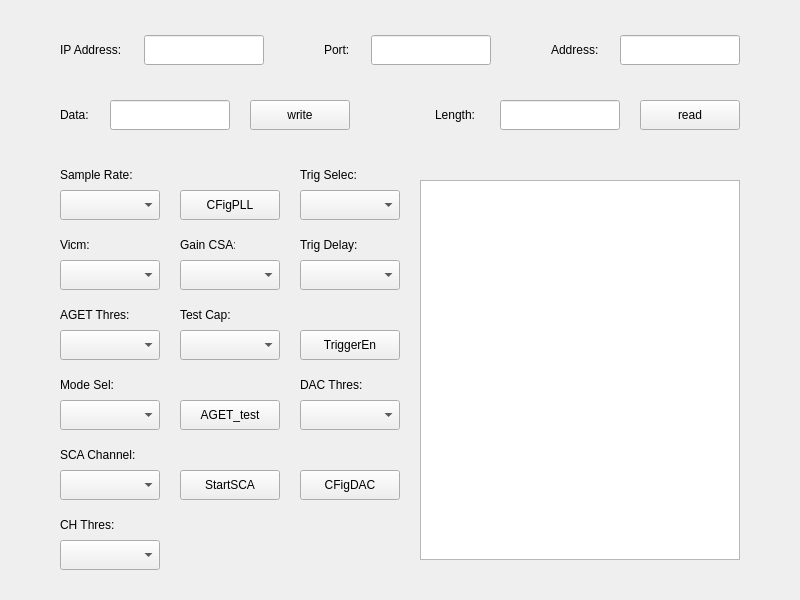
lizitian/pandaxiii, file rbcp.ui: the form before one commit.
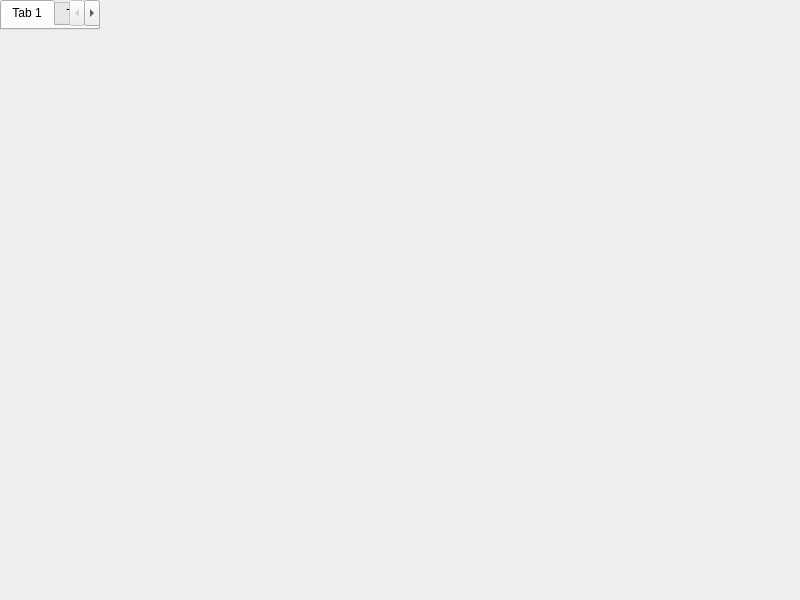
The form after the commit.

The edit to the form file:
```diff
--- a/rbcp.ui
+++ b/rbcp.ui
@@ -13,12 +13,16 @@
   <property name="windowTitle">
    <string>rbcp</string>
   </property>
-  <widget class="QWidget" name="MainWidget">
+  <widget class="QTabWidget" name="MainWidget">
+   <widget class="QWidget" name="Tab1">
+    <attribute name="title">
+     <string>Tab 1</string>
+    </attribute>
    <widget class="QLabel" name="ipaddrlabel">
     <property name="geometry">
      <rect>
       <x>60</x>
-      <y>40</y>
+       <y>20</y>
       <width>65</width>
       <height>20</height>
      </rect>
@@ -31,7 +35,7 @@
     <property name="geometry">
      <rect>
       <x>144</x>
-      <y>35</y>
+       <y>15</y>
       <width>120</width>
       <height>30</height>
      </rect>
@@ -41,7 +45,7 @@
     <property name="geometry">
      <rect>
       <x>324</x>
-      <y>40</y>
+       <y>20</y>
       <width>28</width>
       <height>20</height>
      </rect>
@@ -54,7 +58,7 @@
     <property name="geometry">
      <rect>
       <x>371</x>
-      <y>35</y>
+       <y>15</y>
       <width>120</width>
       <height>30</height>
      </rect>
@@ -64,7 +68,7 @@
     <property name="geometry">
      <rect>
       <x>551</x>
-      <y>40</y>
+       <y>20</y>
       <width>50</width>
       <height>20</height>
      </rect>
@@ -77,7 +81,7 @@
     <property name="geometry">
      <rect>
       <x>620</x>
-      <y>35</y>
+       <y>15</y>
       <width>120</width>
       <height>30</height>
      </rect>
@@ -87,7 +91,7 @@
     <property name="geometry">
      <rect>
       <x>60</x>
-      <y>105</y>
+       <y>85</y>
       <width>30</width>
       <height>20</height>
      </rect>
@@ -100,7 +104,7 @@
     <property name="geometry">
      <rect>
       <x>110</x>
-      <y>100</y>
+       <y>80</y>
       <width>120</width>
       <height>30</height>
      </rect>
@@ -110,7 +114,7 @@
     <property name="geometry">
      <rect>
       <x>250</x>
-      <y>100</y>
+       <y>80</y>
       <width>100</width>
       <height>30</height>
      </rect>
@@ -123,7 +127,7 @@
     <property name="geometry">
      <rect>
       <x>435</x>
-      <y>105</y>
+       <y>85</y>
       <width>45</width>
       <height>20</height>
      </rect>
@@ -136,7 +140,7 @@
     <property name="geometry">
      <rect>
       <x>500</x>
-      <y>100</y>
+       <y>80</y>
       <width>120</width>
       <height>30</height>
      </rect>
@@ -146,7 +150,7 @@
     <property name="geometry">
      <rect>
       <x>640</x>
-      <y>100</y>
+       <y>80</y>
       <width>100</width>
       <height>30</height>
      </rect>
@@ -159,7 +163,7 @@
     <property name="geometry">
      <rect>
       <x>420</x>
-      <y>180</y>
+       <y>160</y>
       <width>320</width>
       <height>380</height>
      </rect>
@@ -169,7 +173,7 @@
     <property name="geometry">
      <rect>
       <x>60</x>
-      <y>165</y>
+       <y>145</y>
       <width>76</width>
       <height>20</height>
      </rect>
@@ -182,7 +186,7 @@
     <property name="geometry">
      <rect>
       <x>60</x>
-      <y>190</y>
+       <y>170</y>
       <width>100</width>
       <height>30</height>
      </rect>
@@ -192,7 +196,7 @@
     <property name="geometry">
      <rect>
       <x>180</x>
-      <y>190</y>
+       <y>170</y>
       <width>100</width>
       <height>30</height>
      </rect>
@@ -205,7 +209,7 @@
     <property name="geometry">
      <rect>
       <x>60</x>
-      <y>235</y>
+       <y>215</y>
       <width>31</width>
       <height>20</height>
      </rect>
@@ -218,7 +222,7 @@
     <property name="geometry">
      <rect>
       <x>60</x>
-      <y>260</y>
+       <y>240</y>
       <width>100</width>
       <height>30</height>
      </rect>
@@ -228,7 +232,7 @@
     <property name="geometry">
      <rect>
       <x>180</x>
-      <y>235</y>
+       <y>215</y>
       <width>55</width>
       <height>20</height>
      </rect>
@@ -241,7 +245,7 @@
     <property name="geometry">
      <rect>
       <x>180</x>
-      <y>260</y>
+       <y>240</y>
       <width>100</width>
       <height>30</height>
      </rect>
@@ -251,7 +255,7 @@
     <property name="geometry">
      <rect>
       <x>60</x>
-      <y>305</y>
+       <y>285</y>
       <width>69</width>
       <height>20</height>
      </rect>
@@ -264,7 +268,7 @@
     <property name="geometry">
      <rect>
       <x>60</x>
-      <y>330</y>
+       <y>310</y>
       <width>100</width>
       <height>30</height>
      </rect>
@@ -274,7 +278,7 @@
     <property name="geometry">
      <rect>
       <x>180</x>
-      <y>305</y>
+       <y>285</y>
       <width>53</width>
       <height>20</height>
      </rect>
@@ -287,7 +291,7 @@
     <property name="geometry">
      <rect>
       <x>180</x>
-      <y>330</y>
+       <y>310</y>
       <width>100</width>
       <height>30</height>
      </rect>
@@ -297,7 +301,7 @@
     <property name="geometry">
      <rect>
       <x>60</x>
-      <y>375</y>
+       <y>355</y>
       <width>57</width>
       <height>20</height>
      </rect>
@@ -310,7 +314,7 @@
     <property name="geometry">
      <rect>
       <x>60</x>
-      <y>400</y>
+       <y>380</y>
       <width>100</width>
       <height>30</height>
      </rect>
@@ -320,7 +324,7 @@
     <property name="geometry">
      <rect>
       <x>180</x>
-      <y>400</y>
+       <y>380</y>
       <width>100</width>
       <height>30</height>
      </rect>
@@ -333,7 +337,7 @@
     <property name="geometry">
      <rect>
       <x>60</x>
-      <y>445</y>
+       <y>425</y>
       <width>77</width>
       <height>20</height>
      </rect>
@@ -346,7 +350,7 @@
     <property name="geometry">
      <rect>
       <x>60</x>
-      <y>470</y>
+       <y>450</y>
       <width>100</width>
       <height>30</height>
      </rect>
@@ -356,7 +360,7 @@
     <property name="geometry">
      <rect>
       <x>180</x>
-      <y>470</y>
+       <y>450</y>
       <width>100</width>
       <height>30</height>
      </rect>
@@ -369,7 +373,7 @@
     <property name="geometry">
      <rect>
       <x>60</x>
-      <y>515</y>
+       <y>495</y>
       <width>56</width>
       <height>20</height>
      </rect>
@@ -382,7 +386,7 @@
     <property name="geometry">
      <rect>
       <x>60</x>
-      <y>540</y>
+       <y>520</y>
       <width>100</width>
       <height>30</height>
      </rect>
@@ -392,7 +396,7 @@
     <property name="geometry">
      <rect>
       <x>300</x>
-      <y>165</y>
+       <y>145</y>
       <width>58</width>
       <height>20</height>
      </rect>
@@ -405,7 +409,7 @@
     <property name="geometry">
      <rect>
       <x>300</x>
-      <y>190</y>
+       <y>170</y>
       <width>100</width>
       <height>30</height>
      </rect>
@@ -415,7 +419,7 @@
     <property name="geometry">
      <rect>
       <x>300</x>
-      <y>235</y>
+       <y>215</y>
       <width>61</width>
       <height>20</height>
      </rect>
@@ -428,7 +432,7 @@
     <property name="geometry">
      <rect>
       <x>300</x>
-      <y>260</y>
+       <y>240</y>
       <width>100</width>
       <height>30</height>
      </rect>
@@ -438,7 +442,7 @@
     <property name="geometry">
      <rect>
       <x>300</x>
-      <y>330</y>
+       <y>310</y>
       <width>100</width>
       <height>30</height>
      </rect>
@@ -454,7 +458,7 @@
     <property name="geometry">
      <rect>
       <x>300</x>
-      <y>375</y>
+       <y>355</y>
       <width>63</width>
       <height>20</height>
      </rect>
@@ -467,7 +471,7 @@
     <property name="geometry">
      <rect>
       <x>300</x>
-      <y>400</y>
+       <y>380</y>
       <width>100</width>
       <height>30</height>
      </rect>
@@ -477,7 +481,7 @@
     <property name="geometry">
      <rect>
       <x>300</x>
-      <y>470</y>
+       <y>450</y>
       <width>100</width>
       <height>30</height>
      </rect>
@@ -485,6 +489,12 @@
     <property name="text">
      <string>CFigDAC</string>
     </property>
+    </widget>
+   </widget>
+   <widget class="QWidget" name="Tab2">
+    <attribute name="title">
+     <string>Tab 2</string>
+    </attribute>
    </widget>
   </widget>
  </widget>
```
Lines whose indentation alone changed are shown as unchanged.
